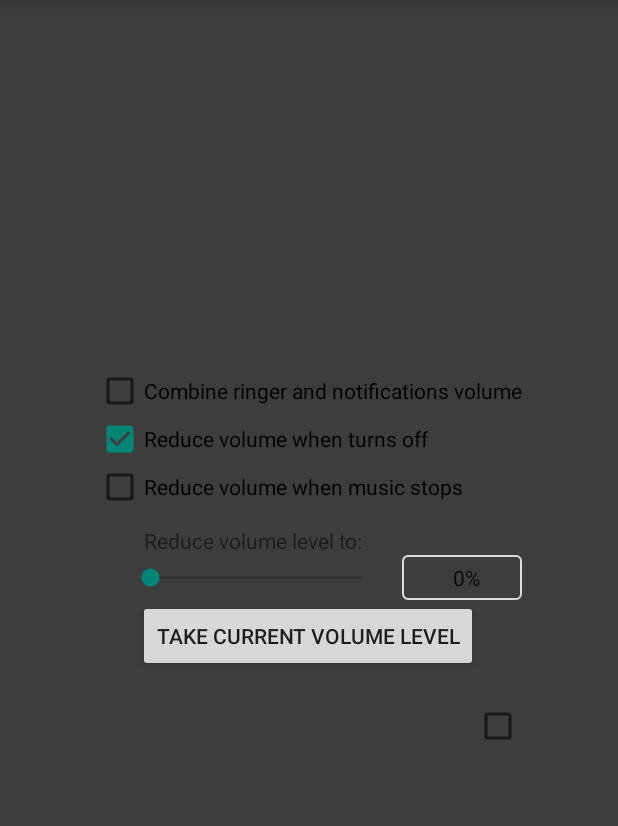
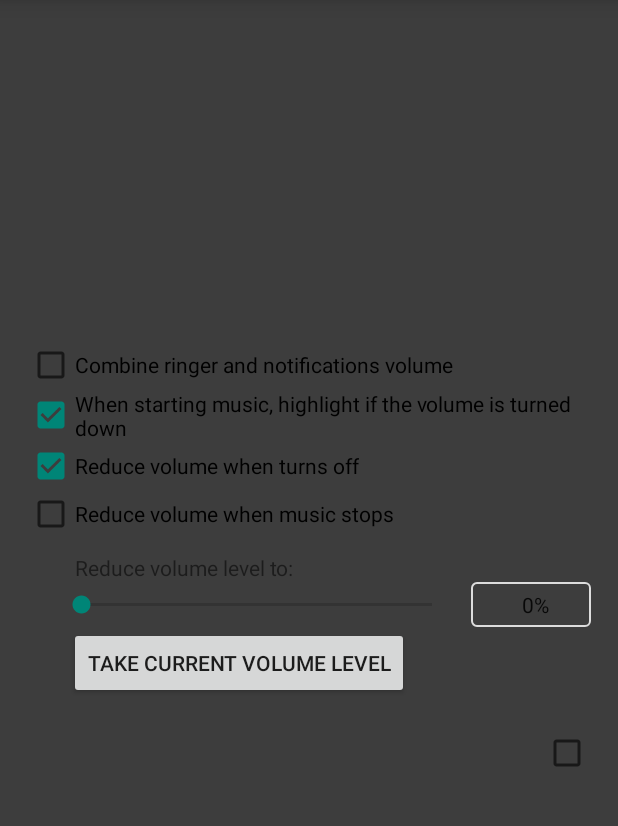
Before and after one commit to dstd/Keepitquiet, an Android app: the screen it shows after launch (MainActivity), on a phone screen of 412 x 824 dp, the part 59-885 px from its top. Run offline under Robolectric (Android 15) with nearby library versions, the phone set to English and light mode, and no system bars.

Commit message:
Show the volume UI if playback starts with the sound off

```diff
--- a/app/src/main/java/dstd/github/keepitquiet/MainActivity.kt
+++ b/app/src/main/java/dstd/github/keepitquiet/MainActivity.kt
@@ -42,6 +42,11 @@ class MainActivity: Activity() {
             setOnClickListener { applyCombineState() }
         }
 
+        views.highlightMutedMusic.apply {
+            isChecked = settings.highlightMutedMusic
+            setOnClickListener { applyMutedHightlight() }
+        }
+
         views.debug.apply {
             fun updateState() = if (isChecked)
                 setText(R.string.enable_debug)
@@ -80,6 +85,10 @@ class MainActivity: Activity() {
         StateService.applyActiveState()
     }
 
+    private fun applyMutedHightlight() {
+        settings.highlightMutedMusic = views.highlightMutedMusic.isChecked
+    }
+
     private fun takeCurrentVolume() {
         val am = getSystemService(Context.AUDIO_SERVICE) as? AudioManager ?: return
         settings.reducedVolumeLevel = am.getStreamVolume(AudioManager.STREAM_MUSIC)
--- a/app/src/main/java/dstd/github/keepitquiet/Settings.kt
+++ b/app/src/main/java/dstd/github/keepitquiet/Settings.kt
@@ -5,6 +5,7 @@ import dstd.github.keepitquiet.utils.SimplePreferences
 
 class Settings(context: Context): SimplePreferences(context) {
     var combineLevels: Boolean by BoolPreference(false)
+    var highlightMutedMusic: Boolean by BoolPreference(true)
     var reduceWhenOff: Boolean by BoolPreference(true)
     var reduceWhenStopMusic: Boolean by BoolPreference(false)
     var reducedVolumeLevel: Int by IntPreference(0)
--- a/app/src/main/res/layout/activity_main.xml
+++ b/app/src/main/res/layout/activity_main.xml
@@ -54,6 +54,13 @@
                 android:layout_height="wrap_content"
                 android:layout_marginBottom="0dp"
                 android:text="@string/combine_volume"
+                />
+            <CheckBox
+                android:id="@+id/highlightMutedMusic"
+                android:layout_width="wrap_content"
+                android:layout_height="wrap_content"
+                android:layout_marginBottom="0dp"
+                android:text="@string/highlight_muted_music"
                 />
             <CheckBox
                 android:id="@+id/reduceWhenOff"
--- a/app/src/main/res/values/strings.xml
+++ b/app/src/main/res/values/strings.xml
@@ -9,4 +9,5 @@
     <string name="volume_level_percent" translatable="false">%d%%</string>
     <string name="take_current_volume_level">Take current volume level</string>
     <string name="combine_volume">Combine ringer and notifications volume</string>
+    <string name="highlight_muted_music">When starting music, highlight if the volume is turned down</string>
 </resources>
```
Also changed, not shown: app/src/main/java/dstd/github/keepitquiet/StateService.kt (+9 -0 lines), 1 other file.
